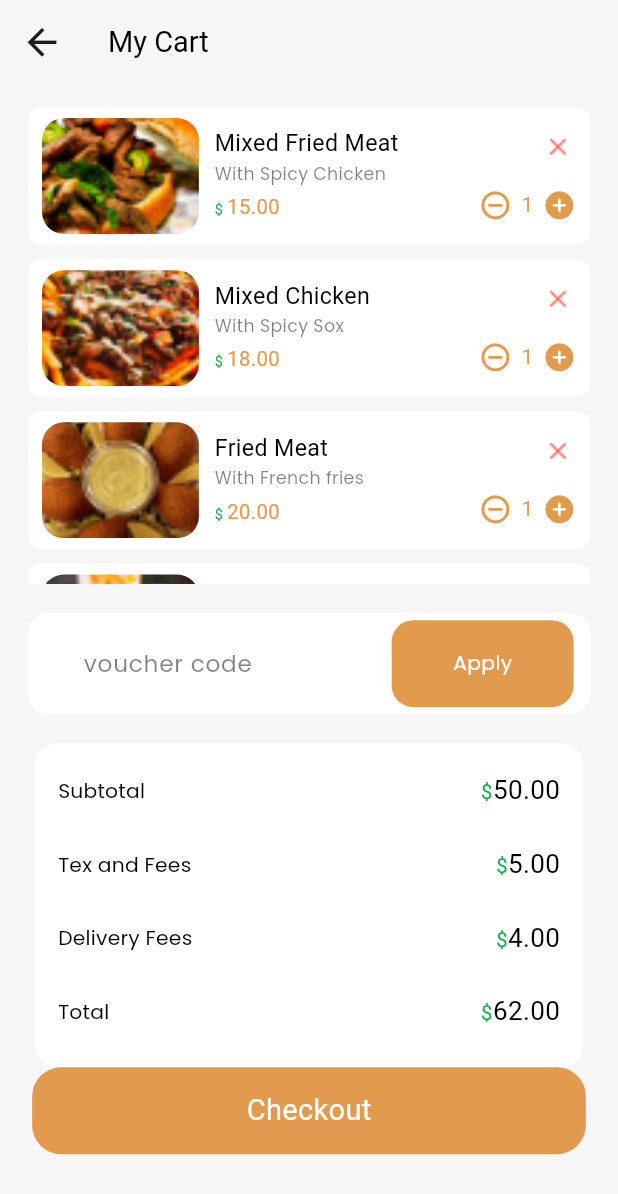
After one commit to farehahassan/home_plate, a Flutter app: the CartScreen screen opened by its route, on a phone screen of 412 x 824 dp. The commit adds this screen. Shown: the top 1194 px of the screen. Run offline on Flutter 3.47's test engine with Material 3 defaults, Android fonts, the phone set to English and light mode, and no system bars; our stand-ins replace flutter_screenutil, flutter_svg, google_fonts.

Commit message:
cart screen ui completed

```diff
--- a/lib/constants/color.dart
+++ b/lib/constants/color.dart
@@ -3,6 +3,7 @@ import 'dart:ui';
 import 'package:flutter/material.dart';
 
 Color primarycolor = Color(0xffE29A4F);
+Color scaffoldColor = Color(0xffF6F6F6);
 Color indicatorlight = Color(0xffE7E7E7);
 Color onboardDescription = Color(0xffAAAAAAA);
 Color homecolor = Color(0xffFFDEC8);
@@ -13,3 +14,5 @@ Color borderOutlineColor = Color.fromRGBO(0, 0, 0, 0.294);
 Color lightGreyColor = Color.fromRGBO(0, 0, 0, 0.50);
 Color lightblackColor = Color.fromRGBO(0, 0, 0, 0.60);
 Color greyColor = Color(0xffD9D9D9);
+Color dollarColor = Color(0xff1BAC4B);
+Color cancleColor = Color.fromRGBO(244, 67, 54, 0.8);
--- a/lib/main.dart
+++ b/lib/main.dart
@@ -1,5 +1,6 @@
 import 'package:flutter/material.dart';
 import 'package:flutter_screenutil/flutter_screenutil.dart';
+import 'package:home_plate/constants/color.dart';
 import 'package:home_plate/routes/routes.dart';
 import 'package:home_plate/routes/routes_name.dart';
 import 'package:home_plate/views/base/onboarding/onboard.dart';
--- a/lib/routes/routes.dart
+++ b/lib/routes/routes.dart
@@ -6,6 +6,7 @@ import 'package:home_plate/views/user/auth/Login/login_page.dart';
 import 'package:home_plate/views/user/auth/loginWithSocialApp/login_screen.dart';
 import 'package:home_plate/routes/routes_name.dart';
 import 'package:home_plate/views/user/auth/Signup/signup_screen.dart';
+import 'package:home_plate/views/user/cart/cart_screen.dart';
 import 'package:home_plate/views/user/home/home_screen.dart';
 import 'package:home_plate/views/base/onboarding/onboard.dart';
 import 'package:home_plate/views/base/splash%20screen/splash_screen.dart';
@@ -40,6 +41,8 @@ class CustomRouter {
         return MaterialPageRoute(builder: (_) => const NotificationScreen());
       case notification_empty_screen_route:
         return MaterialPageRoute(builder: (_) => const NotificationEmpty());
+      case cart_screen_route:
+        return MaterialPageRoute(builder: (_) => const CartScreen());
 
       default:
         return MaterialPageRoute(builder: (_) => const Text("Page Not Found"));
--- a/lib/routes/routes_name.dart
+++ b/lib/routes/routes_name.dart
@@ -14,3 +14,4 @@ const String change_password_screen_route = "/change_password_screen";
 const String navbar_screen_route = "/navbar_screen_route";
 const String notification_screen_route = "/notification_screen_route";
 const String notification_empty_screen_route = "/notification_empty_screen";
+const String cart_screen_route = "/cart_screen";
--- a/lib/views/base/components/custom_appbar.dart
+++ b/lib/views/base/components/custom_appbar.dart
@@ -20,6 +20,7 @@ class _CustomAppBarState extends State<CustomAppBar> {
   @override
   Widget build(BuildContext context) {
     return AppBar(
+      backgroundColor: scaffoldColor,
         actions: [
           IconButton(
             onPressed: () {},
--- a/lib/views/base/components/login_components.dart
+++ b/lib/views/base/components/login_components.dart
@@ -1,6 +1,6 @@
 import 'package:flutter/material.dart';
 import 'package:flutter_screenutil/flutter_screenutil.dart';
-import 'package:flutter_svg/svg.dart';
+// import 'package:flutter_svg/svg.dart';
 import 'package:home_plate/views/user/auth/components/social_card.dart';
 
 class LoginComponents extends StatelessWidget {
--- a/lib/views/user/auth/components/user_login.dart
+++ b/lib/views/user/auth/components/user_login.dart
@@ -25,7 +25,7 @@ class _UserLoginState extends State<UserLogin> {
         ),
         OrangeButton(
           ontap: () {
-            Navigator.pushNamed(context, notification_empty_screen_route);
+            Navigator.pushNamed(context, cart_screen_route);
             // Navigator.pushNamed(context, home_screen_route);
             // Navigator.pushNamed(context, navbar_screen_route);
           },
--- /dev/null
+++ b/lib/views/user/cart/cart_screen.dart
@@ -0,0 +1,78 @@
+import 'package:flutter/material.dart';
+import 'package:flutter_screenutil/flutter_screenutil.dart';
+import 'package:google_fonts/google_fonts.dart';
+import 'package:home_plate/constants/color.dart';
+import 'package:home_plate/views/base/components/custom_appbar.dart';
+import 'package:home_plate/views/user/cart/components/cart_meal_card.dart';
+import 'package:home_plate/views/user/cart/components/total_code.dart';
+
+class CartScreen extends StatefulWidget {
+  const CartScreen({super.key});
+
+  @override
+  State<CartScreen> createState() => _CartScreenState();
+}
+
+class _CartScreenState extends State<CartScreen> {
+  List<String> _image = [
+    "assets/images/home/notifood1.png",
+    "assets/images/home/notifood2.png",
+    "assets/images/home/notifood3.png",
+    "assets/images/home/notifood4.png",
+  ];
+  List<String> _mainHead = [
+    "Mixed Fried Meat",
+    "Mixed Chicken",
+    "Fried Meat",
+    "Mixed Fried Meat",
+  ];
+  List<String> _subHead = [
+    "With Spicy Chicken ",
+    "With Spicy Sox ",
+    "With French fries",
+    "With Spicy Chicken ",
+  ];
+  List<String> _price = [
+    "15.00",
+    "18.00",
+    "20.00",
+    "15.00",
+  ];
+  @override
+  Widget build(BuildContext context) {
+    return Scaffold(
+      backgroundColor: scaffoldColor,
+      appBar: CustomAppBar(
+        title: "My Cart",
+      ),
+      body: Padding(
+        padding: EdgeInsets.symmetric(
+          horizontal: 19.sp,
+        ),
+        child: Column(
+          children: [
+            SizedBox(
+              height: 16.h,
+            ),
+            Expanded(
+              child: ListView.builder(
+                itemCount: _mainHead.length,
+                itemBuilder: (context, index) {
+                  return CartMealCard(
+                    image: _image[index],
+                    mainHeading: _mainHead[index],
+                    secondHeading: _subHead[index],
+                    price: _price[index],
+                  );
+                },
+              ),
+            ),
+            SingleChildScrollView(
+              child: TotalCode(),
+            ),
+          ],
+        ),
+      ),
+    );
+  }
+}
--- /dev/null
+++ b/lib/views/user/cart/components/cart_meal_card.dart
@@ -0,0 +1,145 @@
+// ignore_for_file: prefer_const_constructors
+
+import 'package:flutter/material.dart';
+import 'package:flutter_screenutil/flutter_screenutil.dart';
+import 'package:flutter_svg/flutter_svg.dart';
+import 'package:google_fonts/google_fonts.dart';
+import 'package:home_plate/constants/color.dart';
+import 'package:home_plate/views/base/components/heading.dart';
+
+class CartMealCard extends StatelessWidget {
+  final String image;
+  final String mainHeading;
+  final String secondHeading;
+  final String price;
+  const CartMealCard(
+      {super.key,
+      required this.image,
+      required this.mainHeading,
+      required this.secondHeading,
+      required this.price});
+
+  @override
+  Widget build(BuildContext context) {
+    return Container(
+      margin: EdgeInsets.only(bottom: 10.sp),
+      height: 95.h,
+      decoration: BoxDecoration(
+        borderRadius: BorderRadius.circular(10.r),
+        color: white,
+      ),
+      child: Padding(
+        padding: EdgeInsets.symmetric(
+          horizontal: 10.sp,
+          vertical: 7.sp,
+        ),
+        child: Row(
+          children: [
+            Container(
+              width: 100.w,
+              height: 80.h,
+              decoration: BoxDecoration(
+                borderRadius: BorderRadius.circular(15.r),
+                image: DecorationImage(
+                  image: AssetImage(image),
+                  fit: BoxFit.cover,
+                ),
+              ),
+            ),
+            SizedBox(
+              width: 10.w,
+            ),
+            Column(
+              crossAxisAlignment: CrossAxisAlignment.start,
+              children: [
+                SizedBox(
+                  height: 7.h,
+                ),
+                Heading(
+                  text: mainHeading,
+                  fontsize: 16.sp,
+                  color: black,
+                ),
+                SizedBox(
+                  height: 1.h,
+                ),
+                Text(
+                  secondHeading,
+                  style: GoogleFonts.poppins(
+                    fontSize: 12.sp,
+                    fontWeight: FontWeight.w400,
+                    color: lightGreyColor,
+                  ),
+                ),
+                SizedBox(
+                  height: 4.h,
+                ),
+                RichText(
+                  text: TextSpan(
+                    // text: 'Home ',
+                    style: DefaultTextStyle.of(context).style,
+                    children: <TextSpan>[
+                      TextSpan(
+                        text: '\$ ',
+                        style: GoogleFonts.aoboshiOne(
+                          fontSize: 10.sp,
+                          color: dollarColor,
+                          fontWeight: FontWeight.w400,
+                        ),
+                      ),
+                      TextSpan(
+                        text: price,
+                        style: GoogleFonts.aoboshiOne(
+                          fontSize: 14.sp,
+                          color: primarycolor,
+                          fontWeight: FontWeight.w400,
+                        ),
+                      ),
+                    ],
+                  ),
+                ),
+              ],
+            ),
+            Spacer(),
+            Column(
+              mainAxisAlignment: MainAxisAlignment.spaceAround,
+              crossAxisAlignment: CrossAxisAlignment.end,
+              children: [
+                Image.asset(
+                  "assets/images/home/cross.png",
+                  width: 23.w,
+                  height: 23.h,
+                ),
+                Row(
+                  children: [
+                    Icon(
+                      Icons.remove_circle_outline,
+                      size: 23.sp,
+                      color: primarycolor,
+                    ),
+                    SizedBox(
+                      width: 6.w,
+                    ),
+                    Heading(
+                      text: "1",
+                      fontsize: 14.sp,
+                      color: primarycolor,
+                    ),
+                    SizedBox(
+                      width: 6.w,
+                    ),
+                    Icon(
+                      Icons.add_circle_rounded,
+                      size: 23.sp,
+                      color: primarycolor,
+                    ),
+                  ],
+                )
+              ],
+            ),
+          ],
+        ),
+      ),
+    );
+  }
+}
--- /dev/null
+++ b/lib/views/user/cart/components/total_code.dart
@@ -0,0 +1,137 @@
+// import 'package:flutter/material.dart';
+// import 'package:flutter_screenutil/flutter_screenutil.dart';
+// import 'package:google_fonts/google_fonts.dart';
+// import 'package:home_plate/constants/color.dart';
+// import 'package:home_plate/views/user/cart/components/total_num.dart';
+
+// class TotalCode extends StatefulWidget {
+//   const TotalCode({super.key});
+
+//   @override
+//   State<TotalCode> createState() => _TotalCodeState();
+// }
+
+// class _TotalCodeState extends State<TotalCode> {
+//   @override
+import 'package:flutter/material.dart';
+import 'package:flutter_screenutil/flutter_screenutil.dart';
+import 'package:google_fonts/google_fonts.dart';
+import 'package:home_plate/constants/color.dart';
+import 'package:home_plate/views/base/components/orange_button.dart';
+import 'package:home_plate/views/user/cart/components/total_num.dart';
+
+class TotalCode extends StatefulWidget {
+  const TotalCode({super.key});
+
+  @override
+  State<TotalCode> createState() => _TotalCodeState();
+}
+
+class _TotalCodeState extends State<TotalCode> {
+  List<String> _text = [
+    "Subtotal",
+    "Tex and Fees",
+    "Delivery Fees",
+    "Total",
+  ];
+  List<String> _num = [
+    "50.00",
+    "5.00",
+    "4.00",
+    "62.00",
+  ];
+  @override
+  Widget build(BuildContext context) {
+    return Container(
+      height: 450.h,
+      child: Column(
+        children: [
+          SizedBox(
+            height: 20.h,
+          ),
+          Container(
+            height: 70.h,
+            width: double.infinity.w,
+            decoration: BoxDecoration(
+              borderRadius: BorderRadius.circular(15.r),
+              color: white,
+            ),
+            child: Row(
+              mainAxisAlignment: MainAxisAlignment.spaceAround,
+              children: [
+                Container(
+                  width: 200.w,
+                  height: 60.h,
+                  child: TextFormField(
+                    style: GoogleFonts.poppins(
+                      fontSize: 16.sp,
+                      fontWeight: FontWeight.w400,
+                      color: lightGreyColor,
+                    ),
+                    decoration: InputDecoration(
+                      focusedBorder: InputBorder.none,
+                      enabledBorder: InputBorder.none,
+                      contentPadding: EdgeInsets.only(top: 10.sp, left: 27.sp),
+                      hintText: "voucher code",
+                      hintStyle: GoogleFonts.poppins(
+                        fontSize: 16.sp,
+                        fontWeight: FontWeight.w400,
+                        color: lightGreyColor,
+                      ),
+                    ),
+                  ),
+                ),
+                // Spacer(),
+                Container(
+                  // color: primarycolor,
+                  width: 116.w,
+                  height: 60.h,
+                  decoration: BoxDecoration(
+                    color: primarycolor,
+                    borderRadius: BorderRadius.circular(15.r),
+                  ),
+                  child: Center(
+                    child: Text(
+                      "Apply",
+                      style: GoogleFonts.poppins(
+                        fontSize: 14.sp,
+                        fontWeight: FontWeight.w400,
+                        color: white,
+                      ),
+                    ),
+                  ),
+                ),
+              ],
+            ),
+          ),
+          SizedBox(
+            height: 20.h,
+          ),
+          Container(
+            decoration: BoxDecoration(
+              color: white,
+              borderRadius: BorderRadius.circular(15.r),
+            ),
+            child: Padding(
+              padding: EdgeInsets.only(
+                right: 16.sp,
+                left: 16.sp,
+                top: 20.sp,
+              ),
+              child: Column(
+                children: List.generate(
+                  4,
+                  (index) => TotalNum(
+                    text: _text[index],
+                    total: _num[index],
+                  ),
+                ),
+              ),
+            ),
+          ),
+          OrangeButton(text: "Checkout", ontap: () {})
+        ],
+      ),
+    );
+  }
+}
--- /dev/null
+++ b/lib/views/user/cart/components/total_num.dart
@@ -0,0 +1,57 @@
+import 'package:flutter/material.dart';
+import 'package:flutter_screenutil/flutter_screenutil.dart';
+import 'package:google_fonts/google_fonts.dart';
+import 'package:home_plate/constants/color.dart';
+
+class TotalNum extends StatelessWidget {
+  final String text;
+  final String total;
+  const TotalNum({super.key, required this.text, required this.total});
+
+  @override
+  Widget build(BuildContext context) {
+    return Container(
+      margin: EdgeInsets.only(bottom: 25.sp),
+      width: 320.w,
+      // color: black,
+      child: Row(
+        mainAxisAlignment: MainAxisAlignment.spaceBetween,
+        children: [
+          Text(
+            text,
+            style: GoogleFonts.poppins(
+              fontSize: 14.sp,
+              fontWeight: FontWeight.w400,
+              color: black,
+              letterSpacing: 0.17.sp,
+            ),
+          ),
+          RichText(
+            text: TextSpan(
+              // text: 'Home ',
+              style: DefaultTextStyle.of(context).style,
+              children: <TextSpan>[
+                TextSpan(
+                  text: '\$',
+                  style: GoogleFonts.aoboshiOne(
+                    fontSize: 14.sp,
+                    color: dollarColor,
+                    fontWeight: FontWeight.w400,
+                  ),
+                ),
+                TextSpan(
+                  text: total,
+                  style: GoogleFonts.aoboshiOne(
+                    fontSize: 18.sp,
+                    color: black,
+                    fontWeight: FontWeight.w400,
+                  ),
+                ),
+              ],
+            ),
+          ),
+        ],
+      ),
+    );
+  }
+}
--- a/lib/views/user/notification/notification_empty.dart
+++ b/lib/views/user/notification/notification_empty.dart
@@ -13,12 +13,14 @@ class NotificationEmpty extends StatelessWidget {
       appBar: CustomAppBar(
         title: "Notification",
       ),
-      body: Column(
-        // mainAxisAlignment: MainAxisAlignment.center,
+      body: Padding(
+        padding:  EdgeInsets.symmetric(horizontal: 19.sp),
+        child: Column(
+          mainAxisAlignment: MainAxisAlignment.center,
           // crossAxisAlignment: CrossAxisAlignment.center,
           children: [
             SizedBox(
-            height: 60.h,
+              height: 120.h,
             ),
             Image.asset(
               "assets/images/home/emptynotification.png",
@@ -32,8 +34,11 @@ class NotificationEmpty extends StatelessWidget {
                   fontSize: 14.sp,
                   color: lightblackColor,
                   fontWeight: FontWeight.w400),
-          )
+            ),
+            Spacer(),
+            // SizedBox(height: 30.h,),
           ],
+        ),
       ),
     );
   }
--- a/pubspec.yaml
+++ b/pubspec.yaml
@@ -65,10 +65,8 @@ flutter:
     - assets/images/
     - assets/images/onboard/
     - assets/images/home/
-    - assets/images/auth/
     - assets/svgs/social/
     - assets/svgs/auth/
-    - assets/svgs/navbar/
 
   # An image asset can refer to one or more resolution-specific "variants", see
   # https://flutter.dev/assets-and-images/#resolution-aware
```
Also changed, not shown: assets/images/home/cross.png (added), assets/svgs/social/cross.svg (added), pubspec.lock. Lines whose indentation alone changed are shown as unchanged.
